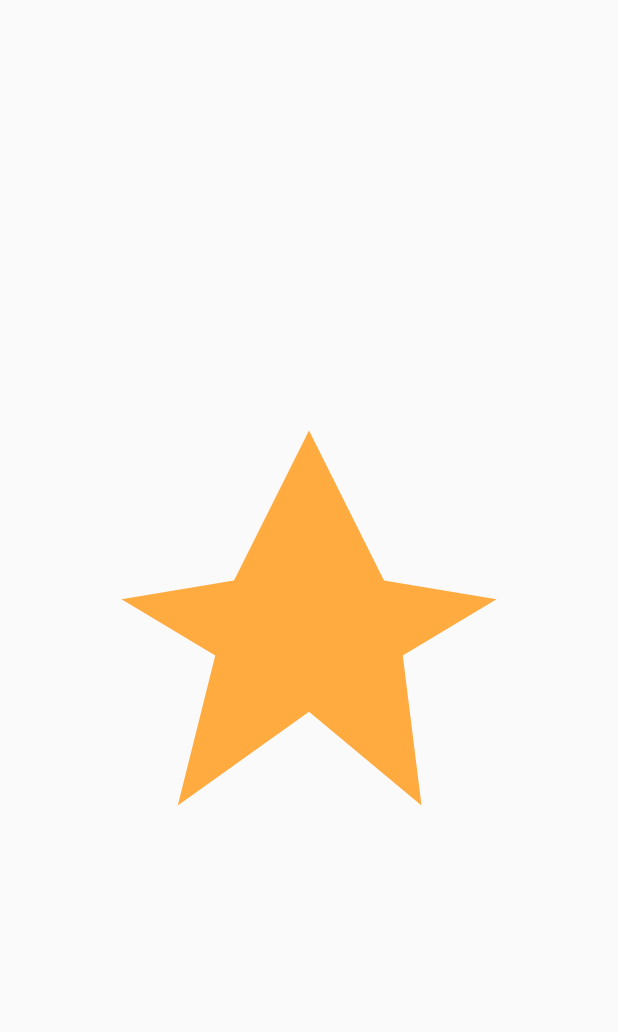
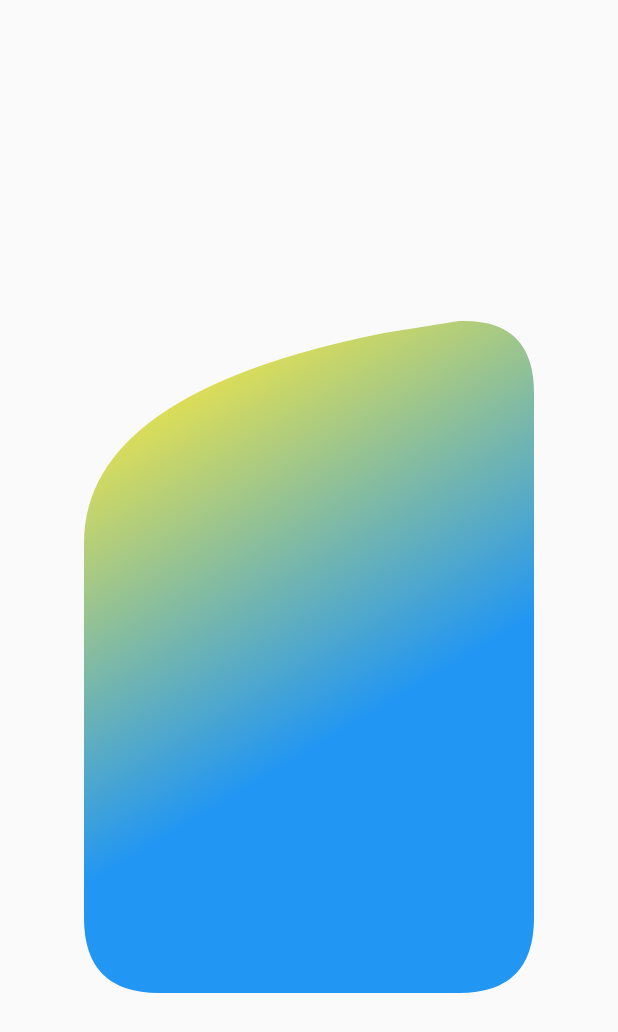
Before and after one commit to esraaabdrabo/training, a Flutter app: the screen it shows after launch, on a phone screen of 412 x 824 dp. Shown: the top 1032 px of the screen. Run offline on Flutter 3.47's test engine with Material 2 defaults, Android fonts, the phone set to English and light mode, and no system bars.

Commit message:
draw curved container

```diff
--- /dev/null
+++ b/lib/custom_paint/curved_container.dart
@@ -0,0 +1,57 @@
+import 'package:flutter/material.dart';
+
+class CurvedContainer extends StatelessWidget {
+  const CurvedContainer({super.key});
+
+  @override
+  Widget build(BuildContext context) {
+    return ClipPath(
+      clipper: CurvedContainerClipper(),
+      child: Container(
+        height: 500,
+        width: 300,
+        decoration: BoxDecoration(
+            gradient: LinearGradient(
+                begin: Alignment.topCenter,
+                colors: [Colors.yellow, Colors.blue])),
+      ),
+    );
+  }
+}
+
+class CurvedContainerClipper extends CustomClipper<Path> {
+  const CurvedContainerClipper();
+
+  @override
+  Path getClip(Size size) {
+    var path = Path()
+      ..moveTo(0, size.height * .3)
+      ..lineTo(0, size.height - 50)
+      ..quadraticBezierTo(0, size.height, 50, size.height)
+      ..lineTo(size.width - 50, size.height)
+      ..quadraticBezierTo(size.width, size.height, size.width, size.height - 50)
+      ..lineTo(size.width, 100)
+      ..quadraticBezierTo(size.width, 50, size.width - 50, 52)
+      ..lineTo(size.width - 100, 60)
+      ..quadraticBezierTo(0, size.height * .2, 0, size.height * .4);
+
+    //   path.moveTo(0, size.height * 0.33);
+    //   path.lineTo(0, size.height - roundnessFactor);
+    //   path.quadraticBezierTo(0, size.height, roundnessFactor, size.height);
+    //   path.lineTo(size.width - roundnessFactor, size.height);
+    //   path.quadraticBezierTo(
+    //       size.width, size.height, size.width, size.height - roundnessFactor);
+    //   path.lineTo(size.width, roundnessFactor * 2);
+    //   path.quadraticBezierTo(size.width - 10, roundnessFactor,
+    //       size.width - roundnessFactor * 1.5, roundnessFactor * 1.5);
+    //   path.lineTo(
+    //       roundnessFactor * 0.6, size.height * 0.33 - roundnessFactor * 0.3);
+    //   path.quadraticBezierTo(
+    //       0, size.height * 0.33, 0, size.height * 0.33 + roundnessFactor);
+//
+    return path;
+  }
+
+  @override
+  bool shouldReclip(covariant CustomClipper oldClipper) => true;
+}
--- a/lib/main.dart
+++ b/lib/main.dart
@@ -1,4 +1,5 @@
 import 'package:flutter/material.dart';
+import 'package:training/custom_paint/curved_container.dart';
 import 'package:training/custom_paint/star.dart';
 
 void main() async {
@@ -6,18 +7,8 @@ void main() async {
   runApp(const MyApp());
 }
 
-class MyApp extends StatefulWidget {
+class MyApp extends StatelessWidget {
   const MyApp({super.key});
-
-  @override
-  State<MyApp> createState() => _MyAppState();
-}
-
-class _MyAppState extends State<MyApp> {
-  @override
-  void initState() {
-    super.initState();
-  }
 
   @override
   Widget build(BuildContext context) {
@@ -37,7 +28,7 @@ class HomeScreen extends StatelessWidget {
   @override
   Widget build(BuildContext context) {
     return const Scaffold(
-      body: Center(child: StarWidget()),
+      body: Center(child: CurvedContainer()),
     );
   }
 }
```
